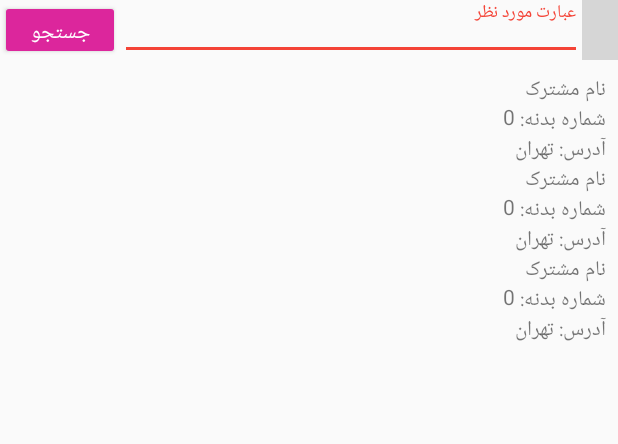
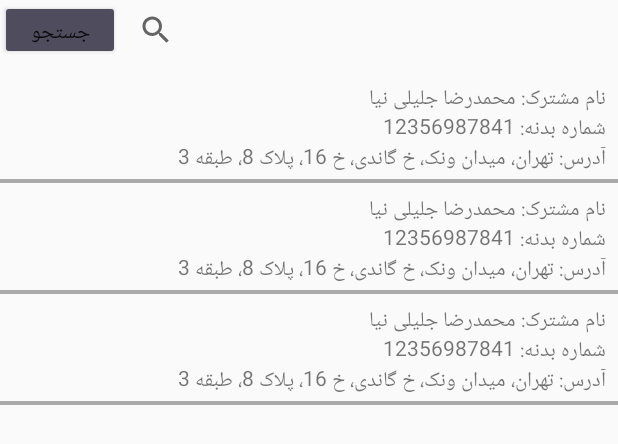
Before and after one commit to mrbehpour/MT, an Android app: the layout al_bazdid.xml on its own in the app's theme, with its tools: preview values and no code run, on a phone screen of 412 x 824 dp. Shown: the top 444 px of the screen. Run offline under Robolectric (Android 15) with nearby library versions, the light colour scheme and no system bars; grey boxes are pictures that could not be loaded.

Commit message:
تغییرات جدید در تاریخ 97.05.01

```diff
--- a/app/build.gradle
+++ b/app/build.gradle
@@ -64,4 +64,6 @@ dependencies {
     annotationProcessor 'android.arch.lifecycle:compiler:' + rootProject.archLifecycleVersion
     annotationProcessor 'android.arch.persistence.room:compiler:' + rootProject.archRoomVersion
 
+    compile 'pl.droidsonroids.gif:android-gif-drawable:1.2.+'
+
 }
--- a/app/src/main/res/layout/activity_login.xml
+++ b/app/src/main/res/layout/activity_login.xml
@@ -22,7 +22,7 @@
         android:layout_centerHorizontal="true"
         android:layout_gravity="center_horizontal"
         android:layout_marginTop="72dp"
-        android:src="@drawable/mt_icon" />
+        android:src="@drawable/mt_gificon" />
 
     <!-- Name Spinner -->
     <Spinner
@@ -60,7 +60,6 @@
         android:textColor="#ffffff"
         android:textStyle="bold"
         android:textSize="18sp"
-        style="@style/btnStyle1"
         android:text="ورود"/>
 
     <TextView android:id="@+id/tvHelp"
--- a/app/src/main/res/layout/al_bazdid.xml
+++ b/app/src/main/res/layout/al_bazdid.xml
@@ -15,26 +15,16 @@
             android:id="@+id/btnSearch"
             android:layout_width="80dp"
             android:layout_height="match_parent"
-            style="@style/btnStyle1"
             android:text="جستجو"/>
 
-        <!-- Search Text -->
-        <android.support.design.widget.TextInputLayout
-            android:layout_width="0dp"
+        <SearchView
+            android:layout_width="match_parent"
             android:layout_height="match_parent"
-            android:layout_weight="1">
-            <EditText android:id="@+id/edtSearch"
-                android:layout_width="match_parent"
-                android:layout_height="match_parent"
-                android:hint="عبارت مورد نظر"/>
-        </android.support.design.widget.TextInputLayout>
+            android:gravity="right"
+            android:textAlignment="gravity"
+        />
 
-        <!-- Search Icon -->
-        <ImageView
-            android:id="@+id/imgSearch"
-            android:layout_width="24dp"
-            android:layout_height="match_parent"
-            android:src="@drawable/account_search"/>
+
     </LinearLayout>
 
 
--- a/app/src/main/res/layout/al_bazdid_cardview.xml
+++ b/app/src/main/res/layout/al_bazdid_cardview.xml
@@ -1,16 +1,30 @@
 <?xml version="1.0" encoding="utf-8"?>
 <LinearLayout xmlns:android="http://schemas.android.com/apk/res/android"
     android:layout_width="match_parent"
-    android:layout_height="60dp"
+    android:layout_height="68dp"
+    android:layout_marginTop="6dp"
     android:orientation="vertical">
 
-    <!-- Name -->
-    <TextView
-        android:id="@+id/tvName"
+    <!-- Name Layout -->
+    <LinearLayout
         android:layout_width="match_parent"
         android:layout_height="20dp"
-        android:layout_marginRight="8dp"
-        android:text="نام مشترک" />
+        android:orientation="horizontal">
+        <!-- Name -->
+        <TextView
+            android:id="@+id/tvName"
+            android:layout_width="0dp"
+            android:layout_height="match_parent"
+            android:text="محمدرضا جلیلی نیا"
+            android:layout_weight="1"/>
+        <!-- Name Lable -->
+        <TextView
+            android:id="@+id/tvLableName"
+            android:layout_width="wrap_content"
+            android:layout_height="match_parent"
+            android:layout_marginRight="8dp"
+            android:text="نام مشترک: " />
+    </LinearLayout>
 
     <!-- Shomare Badane Layout -->
     <LinearLayout
@@ -21,15 +35,15 @@
         <TextView
             android:id="@+id/tvShomareBadane"
             android:layout_width="0dp"
-            android:layout_height="20dp"
+            android:layout_height="match_parent"
             android:layout_weight="1"
             android:textAlignment="textEnd"
-            android:text="0" />
+            android:text="12356987841" />
         <!-- Shomare Badane Lable -->
         <TextView
             android:id="@+id/tvLableShomareBadane"
             android:layout_width="wrap_content"
-            android:layout_height="20dp"
+            android:layout_height="match_parent"
             android:layout_marginRight="8dp"
             android:text="شماره بدنه: " />
     </LinearLayout>
@@ -43,18 +57,31 @@
         <TextView
             android:id="@+id/tvAddress"
             android:layout_width="0dp"
-            android:layout_height="20dp"
+            android:layout_height="match_parent"
             android:layout_weight="1"
             android:textAlignment="textStart"
             android:layout_marginLeft="8dp"
-            android:text="تهران" />
+            android:text="تهران، میدان ونک، خ گاندی، خ 16، پلاک 8، طبقه 3" />
         <!-- Address Lable -->
         <TextView
             android:id="@+id/tvLableAddress"
             android:layout_width="wrap_content"
-            android:layout_height="20dp"
+            android:layout_height="match_parent"
             android:layout_marginRight="8dp"
             android:text="آدرس: " />
     </LinearLayout>
 
+    //space
+    <LinearLayout
+        android:layout_width="match_parent"
+        android:layout_height="5dp"
+        android:orientation="vertical">
+    </LinearLayout>
+    //line
+    <LinearLayout
+        android:layout_width="match_parent"
+        android:layout_height="3dp"
+        android:background="#aaa"
+        android:orientation="vertical">
+    </LinearLayout>
 </LinearLayout>
--- a/app/src/main/res/layout/al_spinner_dropdown_item.xml
+++ b/app/src/main/res/layout/al_spinner_dropdown_item.xml
@@ -7,6 +7,6 @@
     android:layout_height="36dp"
     android:ellipsize="marquee"
     android:drawableRight="@drawable/account"
-    android:drawableTint="@color/grey_300"
+    android:drawableTint="@color/textViewColor"
     android:textAlignment="inherit"
     android:layout_marginBottom="8dp"/>
--- a/app/src/main/res/values/colors.xml
+++ b/app/src/main/res/values/colors.xml
@@ -1,8 +1,14 @@
 <?xml version="1.0" encoding="utf-8"?>
 <resources>
-    <color name="colorPrimary">@color/green_500</color>
-    <color name="colorPrimaryDark">@color/green_700</color>
-    <color name="colorAccent">#dc269c</color>
+    <color name="colorPrimary">#625f71</color>
+    <color name="colorPrimaryDark">#575465</color>
+    <color name="colorAccent">#0000ff</color>
+
+    //text view colors
+    <color name="textViewColor">#d2cfe0</color>
+    <color name="textViewColorDark">#aaa6ba</color>
+    <color name="textViewOrange">#ff9e00</color>
+
 
     <!--dark color theme-->
 
--- a/app/src/main/res/values/styles.xml
+++ b/app/src/main/res/values/styles.xml
@@ -11,18 +11,9 @@
         <item name="colorPrimaryDark">@color/colorPrimaryDark</item>
         <item name="colorAccent">@color/colorAccent</item>
 
-        <item name="colorButtonNormal">@color/colorAccent</item>
-        <item name="colorControlHighlight">@color/grey_50</item>
-        <item name="colorControlActivated">@color/red_500</item>
-
-
-    </style>
-
-    <style name="btnStyle1" parent="Widget.AppCompat.Button.Colored" >
-        <item name="android:radius" >38dp</item>
-        <item name="android:innerRadius">30dp</item>
-
-
+        <item name="colorButtonNormal">#4f4c5d</item>
+        <item name="colorControlHighlight">#ff8a00</item>
+        <item name="colorControlActivated">#a9a5bf</item>
     </style>
 
     <style name="ToolbarTheme" parent="ThemeOverlay.AppCompat.Light">
@@ -31,7 +22,7 @@
     </style>
 
     <style name="PopupTheme" parent="ThemeOverlay.AppCompat.Light">
-        <item name="android:textColorPrimary">#222222</item>
+        <item name="android:textColorPrimary">#d2cfe0</item>
         <item name="android:background">#eeeeee</item>
     </style>
 
```
Also changed, not shown: app/src/main/AndroidManifest.xml (+10 -13 lines), app/src/main/java/ir/saa/android/mt/Main2Activity.java (+6 -25 lines), app/src/main/res/layout/al_login.xml (+67 -34 lines), app/src/main/res/layout/al_spinner_item.xml (+4 -3 lines), app/src/main/res/drawable/mt_icon.png (deleted).
